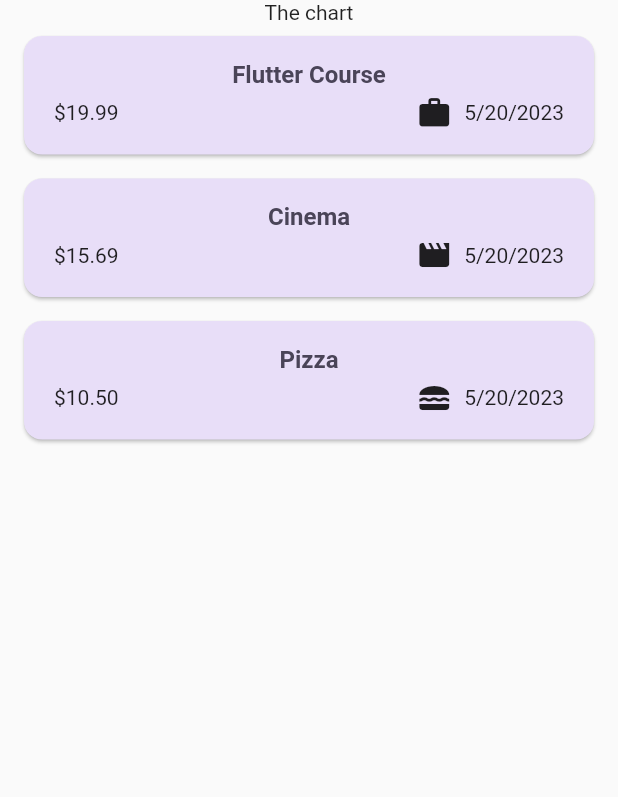
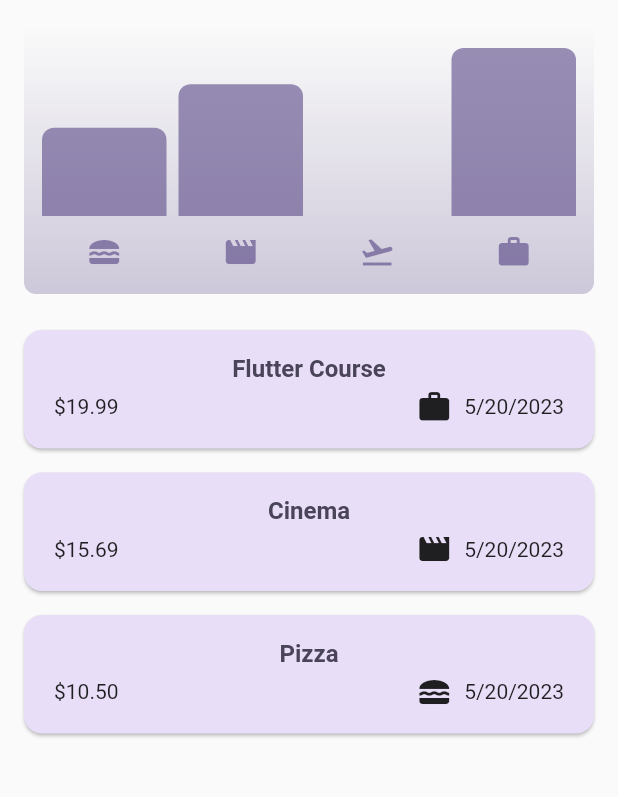
Before and after one commit to Mowgle88/expense_tracker, a Flutter app: the screen it shows after launch, on a phone screen of 412 x 824 dp, the part 84-881 px from its top. Run offline on Flutter 3.47's test engine with Material 2 defaults, Android fonts, the phone set to English and light mode, and no system bars.

Commit message:
feat: add Chart Widgets

```diff
--- a/lib/models/expense.dart
+++ b/lib/models/expense.dart
@@ -6,12 +6,12 @@ final formatter = DateFormat.yMd();
 
 const uuid = Uuid();
 
-enum Category { food, travel, leissure, work }
+enum Category { food, travel, leisure, work }
 
 const categoryIcons = {
   Category.food: Icons.lunch_dining,
   Category.travel: Icons.flight_takeoff,
-  Category.leissure: Icons.movie,
+  Category.leisure: Icons.movie,
   Category.work: Icons.work,
 };
 
@@ -33,3 +33,28 @@ class Expense {
     return formatter.format(date);
   }
 }
+
+class ExpenseBucket {
+  final Category category;
+  final List<Expense> expenses;
+
+  ExpenseBucket({
+    required this.category,
+    required this.expenses,
+  });
+
+  ExpenseBucket.forCategory(List<Expense> allExpenses, this.category)
+      : expenses = allExpenses
+            .where((element) => element.category == category)
+            .toList();
+
+  double get totalExpenses {
+    double sum = 0;
+
+    for (final expense in expenses) {
+      sum += expense.amount;
+    }
+
+    return sum;
+  }
+}
--- /dev/null
+++ b/lib/widgets/chart/chart.dart
@@ -0,0 +1,95 @@
+import 'package:flutter/material.dart';
+
+import 'package:expense_tracker/widgets/chart/chart_bar.dart';
+import 'package:expense_tracker/models/expense.dart';
+
+class Chart extends StatelessWidget {
+  const Chart({super.key, required this.expenses});
+
+  final List<Expense> expenses;
+
+  List<ExpenseBucket> get buckets {
+    return [
+      ExpenseBucket.forCategory(expenses, Category.food),
+      ExpenseBucket.forCategory(expenses, Category.leisure),
+      ExpenseBucket.forCategory(expenses, Category.travel),
+      ExpenseBucket.forCategory(expenses, Category.work),
+    ];
+  }
+
+  double get maxTotalExpense {
+    double maxTotalExpense = 0;
+
+    for (final bucket in buckets) {
+      if (bucket.totalExpenses > maxTotalExpense) {
+        maxTotalExpense = bucket.totalExpenses;
+      }
+    }
+
+    return maxTotalExpense;
+  }
+
+  @override
+  Widget build(BuildContext context) {
+    final isDarkMode =
+        MediaQuery.of(context).platformBrightness == Brightness.dark;
+    return Container(
+      margin: const EdgeInsets.all(16),
+      padding: const EdgeInsets.symmetric(
+        vertical: 16,
+        horizontal: 8,
+      ),
+      width: double.infinity,
+      height: 180,
+      decoration: BoxDecoration(
+        borderRadius: BorderRadius.circular(8),
+        gradient: LinearGradient(
+          colors: [
+            Theme.of(context).colorScheme.primary.withOpacity(0.3),
+            Theme.of(context).colorScheme.primary.withOpacity(0.0)
+          ],
+          begin: Alignment.bottomCenter,
+          end: Alignment.topCenter,
+        ),
+      ),
+      child: Column(
+        children: [
+          Expanded(
+            child: Row(
+              crossAxisAlignment: CrossAxisAlignment.end,
+              children: [
+                for (final bucket in buckets) // alternative to map()
+                  ChartBar(
+                    fill: bucket.totalExpenses == 0
+                        ? 0
+                        : bucket.totalExpenses / maxTotalExpense,
+                  )
+              ],
+            ),
+          ),
+          const SizedBox(height: 12),
+          Row(
+            children: buckets
+                .map(
+                  (bucket) => Expanded(
+                    child: Padding(
+                      padding: const EdgeInsets.symmetric(horizontal: 4),
+                      child: Icon(
+                        categoryIcons[bucket.category],
+                        color: isDarkMode
+                            ? Theme.of(context).colorScheme.secondary
+                            : Theme.of(context)
+                                .colorScheme
+                                .primary
+                                .withOpacity(0.7),
+                      ),
+                    ),
+                  ),
+                )
+                .toList(),
+          )
+        ],
+      ),
+    );
+  }
+}
--- /dev/null
+++ b/lib/widgets/chart/chart_bar.dart
@@ -0,0 +1,35 @@
+import 'package:flutter/material.dart';
+
+class ChartBar extends StatelessWidget {
+  const ChartBar({
+    super.key,
+    required this.fill,
+  });
+
+  final double fill;
+
+  @override
+  Widget build(BuildContext context) {
+    final isDarkMode =
+        MediaQuery.of(context).platformBrightness == Brightness.dark;
+
+    return Expanded(
+      child: Padding(
+        padding: const EdgeInsets.symmetric(horizontal: 4),
+        child: FractionallySizedBox(
+          heightFactor: fill,
+          child: DecoratedBox(
+            decoration: BoxDecoration(
+              shape: BoxShape.rectangle,
+              borderRadius:
+                  const BorderRadius.vertical(top: Radius.circular(8)),
+              color: isDarkMode
+                  ? Theme.of(context).colorScheme.secondary
+                  : Theme.of(context).colorScheme.primary.withOpacity(0.65),
+            ),
+          ),
+        ),
+      ),
+    );
+  }
+}
--- a/lib/widgets/expenses.dart
+++ b/lib/widgets/expenses.dart
@@ -1,4 +1,5 @@
 import 'package:expense_tracker/models/expense.dart';
+import 'package:expense_tracker/widgets/chart/chart.dart';
 import 'package:expense_tracker/widgets/expenses_list/expenses_list.dart';
 import 'package:expense_tracker/widgets/new_expense.dart';
 import 'package:flutter/material.dart';
@@ -22,7 +23,7 @@ class _ExpensesState extends State<Expenses> {
       title: 'Cinema',
       amount: 15.69,
       date: DateTime.now(),
-      category: Category.leissure,
+      category: Category.leisure,
     ),
     Expense(
       title: 'Pizza',
@@ -91,7 +92,10 @@ class _ExpensesState extends State<Expenses> {
         ],
       ),
       body: Column(
-        children: [const Text('The chart'), Expanded(child: mainContent)],
+        children: [
+          Chart(expenses: _registeredExpenses),
+          Expanded(child: mainContent),
+        ],
       ),
     );
   }
--- a/lib/widgets/new_expense.dart
+++ b/lib/widgets/new_expense.dart
@@ -17,7 +17,7 @@ class _NewExpenseState extends State<NewExpense> {
   final _titleController = TextEditingController();
   final _amountController = TextEditingController();
   DateTime? _selectedDate;
-  Category _selectedCategory = Category.leissure;
+  Category _selectedCategory = Category.leisure;
 
   void _presentDatePicker() async {
     final now = DateTime.now();
```
